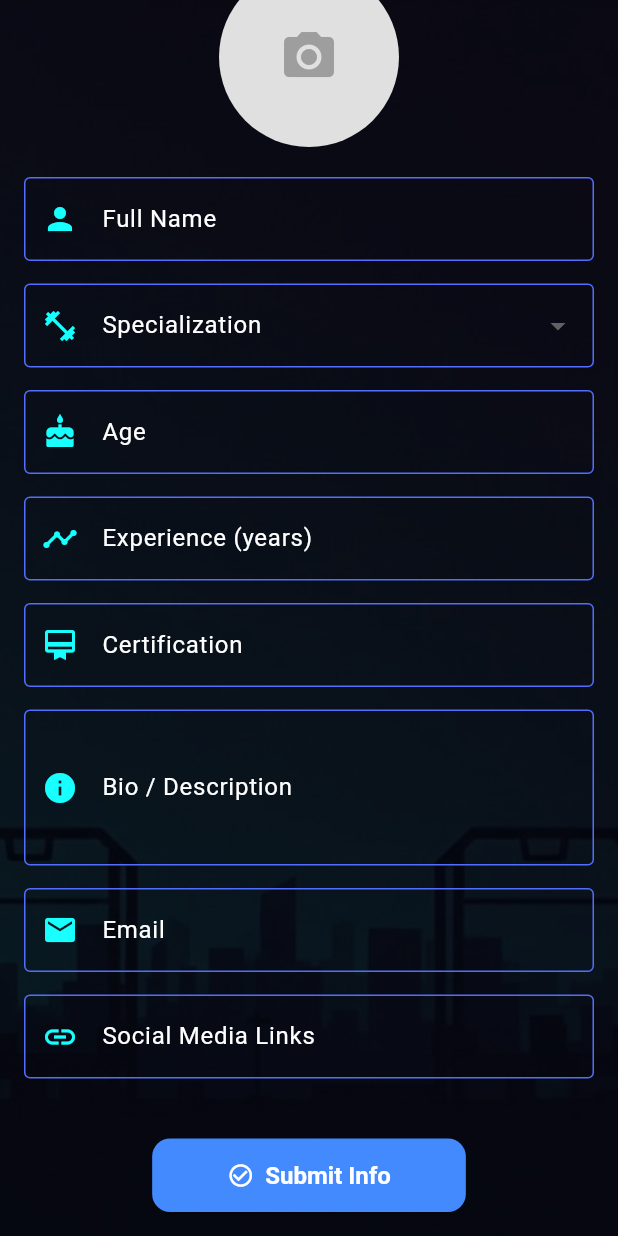
After one commit to harsh-11-12/Gym-Globe, a Flutter app: the TrainerInfoPage screen opened by its route, scrolled down 38 dp, after a tap on the "camera alt" icon, on a phone screen of 412 x 824 dp. The commit adds this screen. Run offline on Flutter 3.47's test engine with Material 3 defaults, Android fonts, the phone set to English and light mode, and no system bars; our stand-ins replace animated_text_kit, google_fonts, image_picker, permission_handler, velocity_x.

Commit message:
Trainer Dashboard added by amit

```diff
--- a/lib/main.dart
+++ b/lib/main.dart
@@ -1,9 +1,11 @@
 import 'package:flutter/material.dart';
 import 'package:gym_globe/pages/home_page.dart';
 import 'package:gym_globe/pages/login_page.dart';
+import 'package:gym_globe/pages/owner_dashboard.dart';
 import 'package:gym_globe/pages/profile_page.dart';
 import 'package:gym_globe/pages/role_selection_page.dart';
 import 'package:gym_globe/pages/signup_page.dart';
+import 'package:gym_globe/pages/trainer_dashboard.dart';
 import 'package:gym_globe/pages/user_dashboard_page.dart';
 import 'package:gym_globe/utils/routes.dart';
 
@@ -24,29 +26,14 @@ class MyApp extends StatelessWidget {
         MyRoutes.loginRoute: (context) => const LoginPage(),
         MyRoutes.signUpRoute: (context) => const SignupPage(),
         MyRoutes.roleSelectionRoute: (context) => const RoleSelectionPage(),
-        MyRoutes.userDashBoard: (context) => UserPage(),
-        MyRoutes.userProfile:(context)=>ProfilePage(),
+        MyRoutes.userDashBoard: (context) => const UserPage(),
+        MyRoutes.userProfile: (context) => const ProfilePage(),
+        MyRoutes.trainerDashBoard: (context) => const TrainerInfoPage(),
+        MyRoutes.ownerDashBoard: (context) => const GymPage(),
       },
-      initialRoute: MyRoutes.userDashBoard,
+      initialRoute: MyRoutes.homeRoute,
     );
   }
 }
 
 //future pages (to be made)
-class GymPage extends StatelessWidget {
-  const GymPage({super.key});
-
-  @override
-  Widget build(BuildContext context) {
-    return const Placeholder();
-  }
-}
-
-class TrainerDashboardPage extends StatelessWidget {
-  const TrainerDashboardPage({super.key});
-
-  @override
-  Widget build(BuildContext context) {
-    return const Placeholder();
-  }
-}
--- /dev/null
+++ b/lib/pages/owner_dashboard.dart
@@ -0,0 +1,10 @@
+import 'package:flutter/material.dart';
+
+class GymPage extends StatelessWidget {
+  const GymPage({super.key});
+
+  @override
+  Widget build(BuildContext context) {
+    return const Placeholder();
+  }
+}
--- a/lib/pages/role_selection_page.dart
+++ b/lib/pages/role_selection_page.dart
@@ -51,10 +51,10 @@ class _RoleSelectionPageState extends State<RoleSelectionPage>
         Navigator.pushReplacementNamed(context, MyRoutes.userDashBoard);
         break;
       case 'gym':
-        Navigator.pushReplacementNamed(context, '/gym_dashboard');
+        Navigator.pushReplacementNamed(context, MyRoutes.ownerDashBoard);
         break;
       case 'trainer':
-        Navigator.pushReplacementNamed(context, '/trainer_dashboard');
+        Navigator.pushReplacementNamed(context, MyRoutes.trainerDashBoard);
         break;
     }
   }
--- a/lib/pages/signup_page.dart
+++ b/lib/pages/signup_page.dart
@@ -243,6 +243,7 @@ class _SignupPageState extends State<SignupPage> with TickerProviderStateMixin {
                       controller: _controller,
                       focusNode: _focusNode,
                       obscureText: step.obscureText,
+                      keyboardType: TextInputType.emailAddress,
                       style: GoogleFonts.inter(
                         color: Colors.white,
                       ), // ← WHITE TEXT
--- /dev/null
+++ b/lib/pages/trainer_dashboard.dart
@@ -0,0 +1,255 @@
+import 'dart:io';
+import 'package:flutter/material.dart';
+import 'package:image_picker/image_picker.dart';
+import 'package:permission_handler/permission_handler.dart';
+
+class TrainerInfoPage extends StatefulWidget {
+  const TrainerInfoPage({super.key});
+
+  @override
+  State<TrainerInfoPage> createState() => _TrainerInfoPageState();
+}
+
+class _TrainerInfoPageState extends State<TrainerInfoPage> {
+  final _formKey = GlobalKey<FormState>();
+  final ImagePicker _picker = ImagePicker();
+  File? _profileImage;
+
+  // Controllers for text inputs
+  final TextEditingController _nameController = TextEditingController();
+  final TextEditingController _ageController = TextEditingController();
+  final TextEditingController _experienceController = TextEditingController();
+  final TextEditingController _certificationController =
+      TextEditingController();
+  final TextEditingController _bioController = TextEditingController();
+  final TextEditingController _emailController = TextEditingController();
+  final TextEditingController _socialController = TextEditingController();
+
+  // Specialization dropdown
+  String? _selectedSpecialization;
+  final List<String> _specializations = [
+    'Workout',
+    'Diet',
+    'Both (Workout + Diet)',
+  ];
+
+  Future<void> _pickImage() async {
+    var status = await Permission.photos.request();
+    var cameraStatus = await Permission.camera.request();
+    if (status.isGranted || cameraStatus.isGranted) {
+      final picked = await _picker.pickImage(source: ImageSource.gallery);
+      if (picked != null) {
+        setState(() => _profileImage = File(picked.path));
+      }
+    } else {
+      ScaffoldMessenger.of(context).showSnackBar(
+        const SnackBar(content: Text('Gallery permission denied')),
+      );
+    }
+  }
+
+  void _submitForm() {
+    if (!_formKey.currentState!.validate()) return;
+
+    // Example: Print data to console or send to backend
+    print('Name: ${_nameController.text}');
+    print('Specialization: $_selectedSpecialization');
+    print('Age: ${_ageController.text}');
+    print('Experience: ${_experienceController.text}');
+    print('Certification: ${_certificationController.text}');
+    print('Bio: ${_bioController.text}');
+    print('Email: ${_emailController.text}');
+    print('Social: ${_socialController.text}');
+    print('Image: ${_profileImage?.path}');
+
+    ScaffoldMessenger.of(context).showSnackBar(
+      const SnackBar(content: Text('Trainer Info Saved Successfully!')),
+    );
+  }
+
+  @override
+  Widget build(BuildContext context) {
+    return Scaffold(
+      body: Stack(
+        children: [
+          Positioned.fill(
+            child: Image.asset(
+              'assets/images/background.jpeg',
+              fit: BoxFit.cover,
+            ),
+          ),
+          Positioned.fill(
+            child: Container(
+              decoration: BoxDecoration(color: Colors.black.withOpacity(0.7)),
+            ),
+          ),
+          SingleChildScrollView(
+            padding: const EdgeInsets.all(16),
+            child: Form(
+              key: _formKey,
+              child: Column(
+                children: [
+                  // Profile Picture
+                  GestureDetector(
+                    onTap: _pickImage,
+                    child: CircleAvatar(
+                      radius: 60,
+                      backgroundColor: Colors.grey[300],
+                      backgroundImage: _profileImage != null
+                          ? FileImage(_profileImage!)
+                          : null,
+                      child: _profileImage == null
+                          ? const Icon(
+                              Icons.camera_alt,
+                              size: 40,
+                              color: Colors.grey,
+                            )
+                          : null,
+                    ),
+                  ),
+                  const SizedBox(height: 20),
+
+                  // Name
+                  _buildInputField(_nameController, 'Full Name', Icons.person),
+
+                  // Specialization Dropdown
+                  DropdownButtonFormField<String>(
+                    dropdownColor: Colors.black,
+                    style: TextStyle(color: Colors.white),
+                    decoration: InputDecoration(
+                      labelText: 'Specialization',
+                      labelStyle: TextStyle(color: Colors.white),
+                      prefixIcon: const Icon(
+                        Icons.fitness_center,
+                        color: Colors.cyanAccent,
+                      ),
+                      border: OutlineInputBorder(
+                        borderRadius: BorderRadius.circular(12),
+                      ),
+                      enabledBorder: OutlineInputBorder(
+                        borderSide: BorderSide(color: Colors.indigoAccent),
+                      ),
+                    ),
+                    value: _selectedSpecialization,
+                    items: _specializations
+                        .map((s) => DropdownMenuItem(value: s, child: Text(s)))
+                        .toList(),
+                    onChanged: (val) =>
+                        setState(() => _selectedSpecialization = val),
+                    validator: (val) =>
+                        val == null ? 'Please select specialization' : null,
+                  ),
+                  const SizedBox(height: 15),
+
+                  // Age
+                  _buildInputField(
+                    _ageController,
+                    'Age',
+                    Icons.cake,
+                    keyboard: TextInputType.number,
+                  ),
+
+                  // Experience
+                  _buildInputField(
+                    _experienceController,
+                    'Experience (years)',
+                    Icons.timeline,
+                    keyboard: TextInputType.number,
+                  ),
+
+                  // Certification
+                  _buildInputField(
+                    _certificationController,
+                    'Certification',
+                    Icons.card_membership,
+                  ),
+
+                  // Bio / Description
+                  _buildInputField(
+                    _bioController,
+                    'Bio / Description',
+                    Icons.info,
+                    maxLines: 3,
+                  ),
+
+                  // Contact Info (email)
+                  _buildInputField(
+                    _emailController,
+                    'Email',
+                    Icons.email,
+                    keyboard: TextInputType.emailAddress,
+                  ),
+
+                  // Social Media
+                  _buildInputField(
+                    _socialController,
+                    'Social Media Links',
+                    Icons.link,
+                  ),
+
+                  const SizedBox(height: 25),
+
+                  // Submit button
+                  ElevatedButton.icon(
+                    onPressed: _submitForm,
+                    icon: const Icon(
+                      Icons.check_circle_outline,
+                      color: Colors.white,
+                    ),
+                    label: const Text(
+                      'Submit Info',
+                      style: TextStyle(color: Colors.white),
+                    ),
+                    style: ElevatedButton.styleFrom(
+                      backgroundColor: Colors.blueAccent,
+                      padding: const EdgeInsets.symmetric(
+                        horizontal: 50,
+                        vertical: 15,
+                      ),
+                      shape: RoundedRectangleBorder(
+                        borderRadius: BorderRadius.circular(12),
+                      ),
+                      textStyle: const TextStyle(
+                        fontSize: 16,
+                        fontWeight: FontWeight.bold,
+                      ),
+                    ),
+                  ),
+                ],
+              ),
+            ),
+          ),
+        ],
+      ),
+    );
+  }
+
+  Widget _buildInputField(
+    TextEditingController controller,
+    String label,
+    IconData icon, {
+    TextInputType keyboard = TextInputType.text,
+    int maxLines = 1,
+  }) {
+    return Padding(
+      padding: const EdgeInsets.only(bottom: 15),
+      child: TextFormField(
+        style: TextStyle(color: Colors.white),
+        controller: controller,
+        keyboardType: keyboard,
+        maxLines: maxLines,
+        validator: (v) =>
+            v == null || v.isEmpty ? 'Please enter your $label' : null,
+        decoration: InputDecoration(
+          labelText: label,
+          labelStyle: TextStyle(color: Colors.white),
+          prefixIcon: Icon(icon, color: Colors.cyanAccent),
+          border: OutlineInputBorder(borderRadius: BorderRadius.circular(12)),
+          enabledBorder: OutlineInputBorder(
+            borderSide: BorderSide(color: Colors.indigoAccent),
+          ),
+        ),
+      ),
+    );
+  }
+}
--- a/lib/utils/routes.dart
+++ b/lib/utils/routes.dart
@@ -6,4 +6,7 @@ class MyRoutes {
 
   static String userDashBoard = '/userpage';
   static String userProfile = '/profile';
+
+  static String trainerDashBoard = '/trainer';
+  static String ownerDashBoard = '/gymOwner';
 }
--- a/pubspec.yaml
+++ b/pubspec.yaml
@@ -33,6 +33,8 @@ dependencies:
   velocity_x: ^4.3.1
   google_fonts: ^6.3.2
   animated_text_kit: ^4.3.0
+  image_picker: ^1.1.2
+  permission_handler: ^12.0.1
   # The following adds the Cupertino Icons font to your application.
   # Use with the CupertinoIcons class for iOS style icons.
 
```
Also changed, not shown: pubspec.lock, 9 other files.
